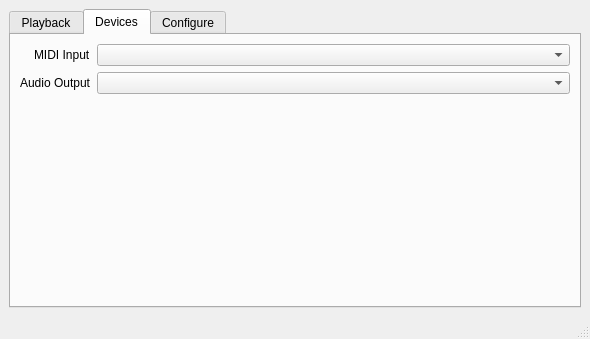
Above: src/mainwindow.ui from adamtnash/komrade-karaoke before the change. Below: the same form after it.
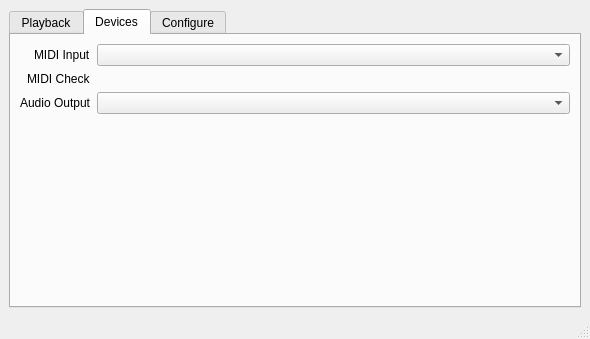
That is the form after the change. The open tabs and pages were chosen to show the change.

Commit message: get basic midi in working

```diff
--- a/src/mainwindow.ui
+++ b/src/mainwindow.ui
@@ -102,16 +102,30 @@
           <item row="0" column="1">
            <widget class="QComboBox" name="cb_midiInput"/>
           </item>
-          <item row="1" column="0">
+          <item row="2" column="0">
            <widget class="QLabel" name="label_3">
             <property name="text">
              <string>Audio Output</string>
             </property>
            </widget>
           </item>
-          <item row="1" column="1">
+          <item row="2" column="1">
            <widget class="QComboBox" name="cb_audioOutput"/>
           </item>
+          <item row="1" column="0">
+           <widget class="QLabel" name="label_4">
+            <property name="text">
+             <string>MIDI Check</string>
+            </property>
+           </widget>
+          </item>
+          <item row="1" column="1">
+           <widget class="QLabel" name="lb_midiCheck">
+            <property name="text">
+             <string/>
+            </property>
+           </widget>
+          </item>
          </layout>
         </item>
         <item>
```
Left out of the diff: 2 changed lines with no effect on the pictures. The commit also changes 3 other files.
